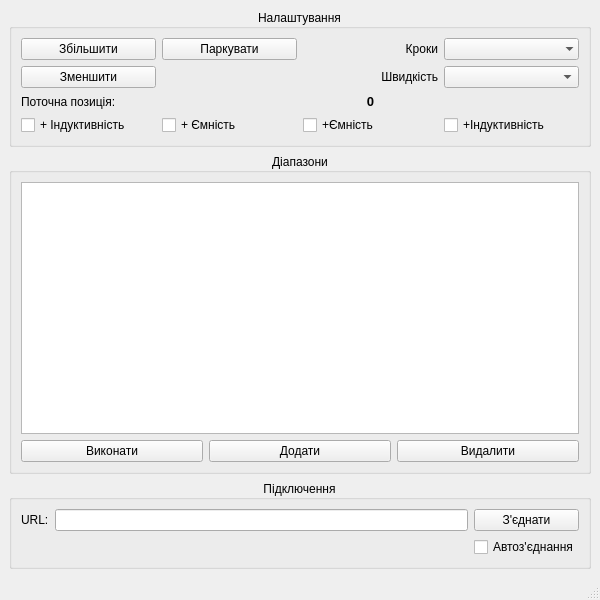
Old version of the form ui/ui.ui in the repository neurotoxin78/MagLoop_Controller.
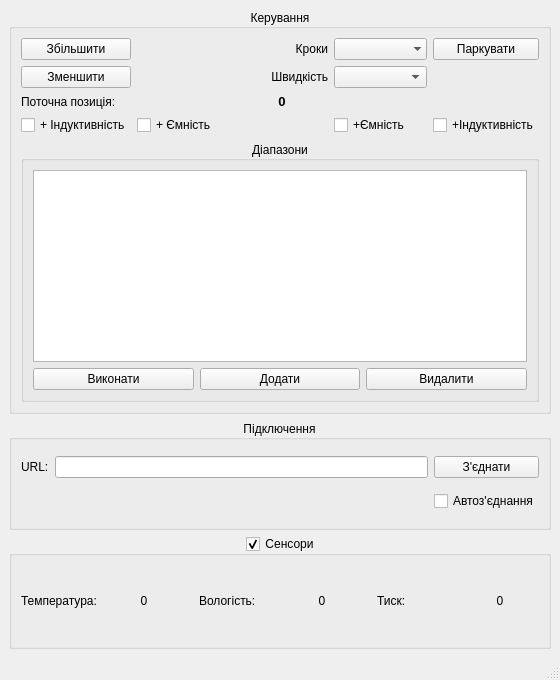
New version of the form.

Diff of the .ui file:
```diff
--- a/ui/ui.ui
+++ b/ui/ui.ui
@@ -6,20 +6,20 @@
    <rect>
     <x>0</x>
     <y>0</y>
-    <width>600</width>
-    <height>600</height>
+    <width>560</width>
+    <height>680</height>
    </rect>
   </property>
   <property name="minimumSize">
    <size>
-    <width>600</width>
-    <height>600</height>
+    <width>560</width>
+    <height>680</height>
    </size>
   </property>
   <property name="maximumSize">
    <size>
-    <width>600</width>
-    <height>600</height>
+    <width>616</width>
+    <height>680</height>
    </size>
   </property>
   <property name="windowTitle">
@@ -30,15 +30,102 @@
   </property>
   <widget class="QWidget" name="centralwidget">
    <layout class="QGridLayout" name="gridLayout_3">
+    <item row="2" column="0">
+     <widget class="QGroupBox" name="connect_groupBox">
+      <property name="minimumSize">
+       <size>
+        <width>0</width>
+        <height>110</height>
+       </size>
+      </property>
+      <property name="title">
+       <string>Підключення</string>
+      </property>
+      <property name="alignment">
+       <set>Qt::AlignCenter</set>
+      </property>
+      <layout class="QGridLayout" name="gridLayout_4">
+       <item row="1" column="1">
+        <widget class="QLineEdit" name="url_lineEdit">
+         <property name="text">
+          <string/>
+         </property>
+        </widget>
+       </item>
+       <item row="1" column="0">
+        <widget class="QLabel" name="label_2">
+         <property name="text">
+          <string>URL:</string>
+         </property>
+        </widget>
+       </item>
+       <item row="1" column="2">
+        <widget class="QPushButton" name="connectButton">
+         <property name="text">
+          <string>З'єднати</string>
+         </property>
+        </widget>
+       </item>
+       <item row="2" column="2">
+        <widget class="QCheckBox" name="autoConCheckBox">
+         <property name="text">
+          <string>Автоз'єднання</string>
+         </property>
+        </widget>
+       </item>
+      </layout>
+     </widget>
+    </item>
     <item row="0" column="0">
      <widget class="QGroupBox" name="manualGroup">
       <property name="title">
-       <string>Налаштування</string>
+       <string>Керування</string>
       </property>
       <property name="alignment">
        <set>Qt::AlignCenter</set>
       </property>
       <layout class="QGridLayout" name="gridLayout">
+       <item row="0" column="4">
+        <widget class="QPushButton" name="parkButton">
+         <property name="text">
+          <string>Паркувати</string>
+         </property>
+        </widget>
+       </item>
+       <item row="0" column="0">
+        <widget class="QPushButton" name="upButton">
+         <property name="text">
+          <string>Збільшити</string>
+         </property>
+        </widget>
+       </item>
+       <item row="6" column="1">
+        <widget class="QCheckBox" name="relay2checkBox">
+         <property name="text">
+          <string>+ Ємність</string>
+         </property>
+        </widget>
+       </item>
+       <item row="0" column="3">
+        <widget class="QComboBox" name="step_comboBox">
+         <property name="sizePolicy">
+          <sizepolicy hsizetype="Preferred" vsizetype="Preferred">
+           <horstretch>0</horstretch>
+           <verstretch>0</verstretch>
+          </sizepolicy>
+         </property>
+         <property name="frame">
+          <bool>false</bool>
+         </property>
+        </widget>
+       </item>
+       <item row="5" column="0">
+        <widget class="QLabel" name="label">
+         <property name="text">
+          <string>Поточна позиція:</string>
+         </property>
+        </widget>
+       </item>
        <item row="0" column="2">
         <widget class="QLabel" name="steplabel">
          <property name="text">
@@ -49,26 +136,6 @@
          </property>
         </widget>
        </item>
-       <item row="3" column="2">
-        <widget class="QLabel" name="speedlabel">
-         <property name="text">
-          <string>Швидкість</string>
-         </property>
-         <property name="alignment">
-          <set>Qt::AlignRight|Qt::AlignTrailing|Qt::AlignVCenter</set>
-         </property>
-        </widget>
-       </item>
-       <item row="3" column="3">
-        <widget class="QComboBox" name="speed_comboBox">
-         <property name="sizePolicy">
-          <sizepolicy hsizetype="Preferred" vsizetype="Preferred">
-           <horstretch>0</horstretch>
-           <verstretch>0</verstretch>
-          </sizepolicy>
-         </property>
-        </widget>
-       </item>
        <item row="3" column="0">
         <widget class="QPushButton" name="downButton">
          <property name="text">
@@ -76,37 +143,10 @@
          </property>
         </widget>
        </item>
-       <item row="5" column="0">
-        <widget class="QLabel" name="label">
+       <item row="6" column="0">
+        <widget class="QCheckBox" name="relay1checkBox">
          <property name="text">
-          <string>Поточна позиція:</string>
-         </property>
-        </widget>
-       </item>
-       <item row="0" column="3">
-        <widget class="QComboBox" name="step_comboBox">
-         <property name="sizePolicy">
-          <sizepolicy hsizetype="Preferred" vsizetype="Preferred">
-           <horstretch>0</horstretch>
-           <verstretch>0</verstretch>
-          </sizepolicy>
-         </property>
-         <property name="frame">
-          <bool>false</bool>
-         </property>
-        </widget>
-       </item>
-       <item row="6" column="2">
-        <widget class="QCheckBox" name="relay3checkBox">
-         <property name="text">
-          <string>+Ємність</string>
-         </property>
-        </widget>
-       </item>
-       <item row="6" column="3">
-        <widget class="QCheckBox" name="relay4checkBox">
-         <property name="text">
-          <string>+Індуктивність</string>
+          <string>+ Індуктивність</string>
          </property>
         </widget>
        </item>
@@ -126,107 +166,186 @@
          </property>
         </widget>
        </item>
-       <item row="0" column="0">
-        <widget class="QPushButton" name="upButton">
+       <item row="3" column="2">
+        <widget class="QLabel" name="speedlabel">
          <property name="text">
-          <string>Збільшити</string>
+          <string>Швидкість</string>
          </property>
+         <property name="alignment">
+          <set>Qt::AlignRight|Qt::AlignTrailing|Qt::AlignVCenter</set>
+         </property>
         </widget>
        </item>
-       <item row="6" column="1">
-        <widget class="QCheckBox" name="relay2checkBox">
-         <property name="text">
-          <string>+ Ємність</string>
+       <item row="3" column="3">
+        <widget class="QComboBox" name="speed_comboBox">
+         <property name="sizePolicy">
+          <sizepolicy hsizetype="Preferred" vsizetype="Preferred">
+           <horstretch>0</horstretch>
+           <verstretch>0</verstretch>
+          </sizepolicy>
          </property>
         </widget>
        </item>
-       <item row="6" column="0">
-        <widget class="QCheckBox" name="relay1checkBox">
+       <item row="7" column="0" colspan="5">
+        <widget class="QGroupBox" name="bandGroup">
+         <property name="minimumSize">
+          <size>
+           <width>0</width>
+           <height>0</height>
+          </size>
+         </property>
+         <property name="title">
+          <string>Діапазони</string>
+         </property>
+         <property name="alignment">
+          <set>Qt::AlignCenter</set>
+         </property>
+         <layout class="QGridLayout" name="gridLayout_2">
+          <item row="1" column="2">
+           <widget class="QPushButton" name="deleteButton">
+            <property name="text">
+             <string>Видалити</string>
+            </property>
+           </widget>
+          </item>
+          <item row="0" column="0" colspan="3">
+           <widget class="QTreeView" name="bandtreeView"/>
+          </item>
+          <item row="1" column="0">
+           <widget class="QPushButton" name="runButton">
+            <property name="text">
+             <string>Виконати</string>
+            </property>
+           </widget>
+          </item>
+          <item row="1" column="1">
+           <widget class="QPushButton" name="addButton">
+            <property name="text">
+             <string>Додати</string>
+            </property>
+           </widget>
+          </item>
+         </layout>
+        </widget>
+       </item>
+       <item row="6" column="4">
+        <widget class="QCheckBox" name="relay4checkBox">
          <property name="text">
-          <string>+ Індуктивність</string>
+          <string>+Індуктивність</string>
          </property>
         </widget>
        </item>
-       <item row="0" column="1">
-        <widget class="QPushButton" name="parkButton">
+       <item row="6" column="3">
+        <widget class="QCheckBox" name="relay3checkBox">
          <property name="text">
-          <string>Паркувати</string>
+          <string>+Ємність</string>
          </property>
         </widget>
        </item>
       </layout>
      </widget>
     </item>
-    <item row="1" column="0">
-     <widget class="QGroupBox" name="bandGroup">
+    <item row="3" column="0">
+     <widget class="QGroupBox" name="sensor_groupBox">
+      <property name="minimumSize">
+       <size>
+        <width>0</width>
+        <height>70</height>
+       </size>
+      </property>
       <property name="title">
-       <string>Діапазони</string>
+       <string>Сенсори</string>
       </property>
       <property name="alignment">
-       <set>Qt::AlignCenter</set>
+       <set>Qt::AlignHCenter|Qt::AlignTop</set>
       </property>
-      <layout class="QGridLayout" name="gridLayout_2">
-       <item row="1" column="2">
-        <widget class="QPushButton" name="deleteButton">
+      <property name="flat">
+       <bool>true</bool>
+      </property>
+      <property name="checkable">
+       <bool>true</bool>
+      </property>
+      <layout class="QHBoxLayout" name="horizontalLayout">
+       <item>
+        <widget class="QLabel" name="label_3">
          <property name="text">
-          <string>Видалити</string>
+          <string>Температура:</string>
          </property>
         </widget>
        </item>
-       <item row="0" column="0" colspan="3">
-        <widget class="QTreeView" name="bandtreeView"/>
-       </item>
-       <item row="1" column="0">
-        <widget class="QPushButton" name="runButton">
+       <item>
+        <widget class="QLabel" name="temperature_label">
          <property name="text">
-          <string>Виконати</string>
+          <string>0</string>
          </property>
+         <property name="alignment">
+          <set>Qt::AlignCenter</set>
+         </property>
         </widget>
        </item>
-       <item row="1" column="1">
-        <widget class="QPushButton" name="addButton">
-         <property name="text">
-          <string>Додати</string>
+       <item>
+        <spacer name="verticalSpacer">
+         <property name="orientation">
+          <enum>Qt::Vertical</enum>
          </property>
-        </widget>
+         <property name="sizeType">
+          <enum>QSizePolicy::MinimumExpanding</enum>
+         </property>
+         <property name="sizeHint" stdset="0">
+          <size>
+           <width>10</width>
+           <height>40</height>
+          </size>
+         </property>
+        </spacer>
        </item>
-      </layout>
-     </widget>
-    </item>
-    <item row="2" column="0">
-     <widget class="QGroupBox" name="connect_groupBox">
-      <property name="title">
-       <string>Підключення</string>
-      </property>
-      <property name="alignment">
-       <set>Qt::AlignCenter</set>
-      </property>
-      <layout class="QGridLayout" name="gridLayout_4">
-       <item row="1" column="1">
-        <widget class="QLineEdit" name="url_lineEdit">
+       <item>
+        <widget class="QLabel" name="label_5">
          <property name="text">
-          <string/>
+          <string>Вологість:</string>
          </property>
         </widget>
        </item>
-       <item row="1" column="0">
-        <widget class="QLabel" name="label_2">
+       <item>
+        <widget class="QLabel" name="humidity_label">
          <property name="text">
-          <string>URL:</string>
+          <string>0</string>
          </property>
+         <property name="alignment">
+          <set>Qt::AlignCenter</set>
+         </property>
         </widget>
        </item>
-       <item row="1" column="2">
-        <widget class="QPushButton" name="connectButton">
+       <item>
+        <spacer name="verticalSpacer_2">
+         <property name="orientation">
+          <enum>Qt::Vertical</enum>
+         </property>
+         <property name="sizeType">
+          <enum>QSizePolicy::MinimumExpanding</enum>
+         </property>
+         <property name="sizeHint" stdset="0">
+          <size>
+           <width>10</width>
+           <height>40</height>
+          </size>
+         </property>
+        </spacer>
+       </item>
+       <item>
+        <widget class="QLabel" name="label_4">
          <property name="text">
-          <string>З'єднати</string>
+          <string>Тиск:</string>
          </property>
         </widget>
        </item>
-       <item row="2" column="2">
-        <widget class="QCheckBox" name="autoConCheckBox">
+       <item>
+        <widget class="QLabel" name="pressure_label">
          <property name="text">
-          <string>Автоз'єднання</string>
+          <string>0</string>
+         </property>
+         <property name="alignment">
+          <set>Qt::AlignCenter</set>
          </property>
         </widget>
        </item>
@@ -241,11 +360,6 @@
     <string>Вихід</string>
    </property>
   </action>
-  <action name="action_MagLoop_Control">
-   <property name="text">
-    <string>Про MagLoop Control</string>
-   </property>
-  </action>
  </widget>
  <resources/>
  <connections/>
```
